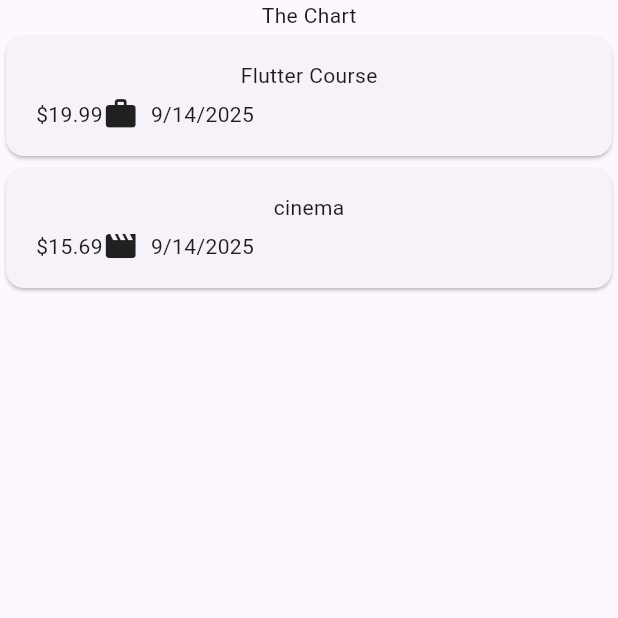
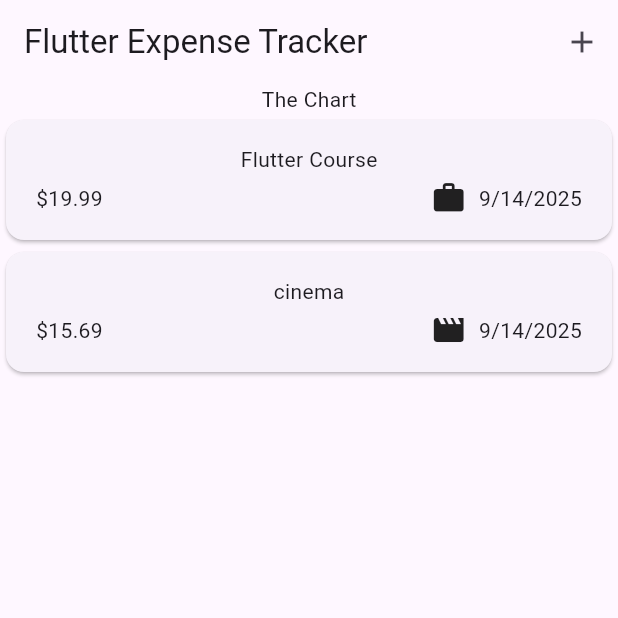
Before and after one commit to YigitErzen/flutter_course_expense_tracker_app, a Flutter app: the screen it shows after launch, on a phone screen of 412 x 824 dp, the top half of it. Run offline on Flutter 3.47's test engine with Material 3 defaults, Android fonts, the phone set to English and light mode, and no system bars.

Commit message:
Add AppBar to Expenses widget and improve layout in ExpenseItem

```diff
--- a/lib/expenses.dart
+++ b/lib/expenses.dart
@@ -30,7 +30,19 @@ class _ExpensesState extends State<Expenses> {
 
   @override
   Widget build(BuildContext context) {
-    return Scaffold(body: Column(
+    return Scaffold(
+      appBar: AppBar(
+        title: const Text('Flutter Expense Tracker'),
+        actions: [
+          IconButton(
+            onPressed: () {},
+            icon: const Icon(Icons.add),
+          )
+        ],
+      ),
+
+
+      body: Column(
       children:[
         Text('The Chart'),
         Expanded(child: ExpensesList(expenses: _registeredExpenses,)),
--- a/lib/models/expense.dart
+++ b/lib/models/expense.dart
@@ -34,6 +34,7 @@ class Expense {
  final Category category;
 
   String get formattedDate {
-    return formatter.format(date);
+    return formatter.format(date)
+    ;
   }
 }
--- a/lib/widgets/expense_item.dart
+++ b/lib/widgets/expense_item.dart
@@ -21,6 +21,7 @@
               Row(
                 children: [
                   Text('\$${expense.amount.toStringAsFixed(2)}'),
+                  const Spacer(),
                    Row(
                     children: [
                       Icon(categoryIcons[expense.category]),
```
